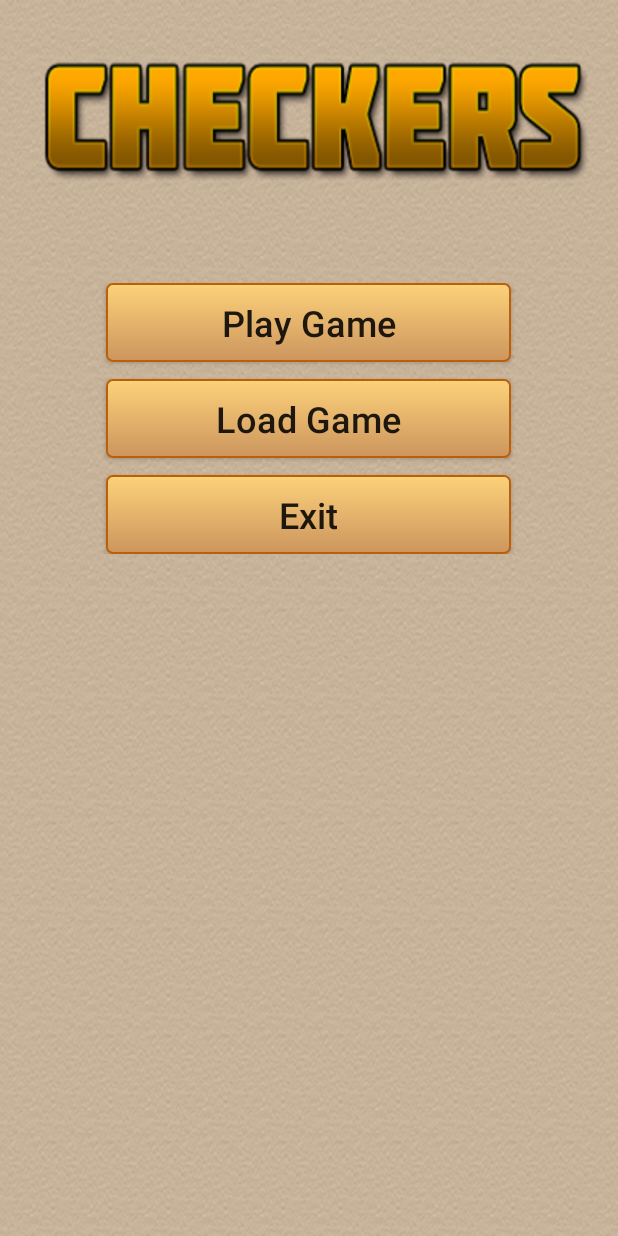
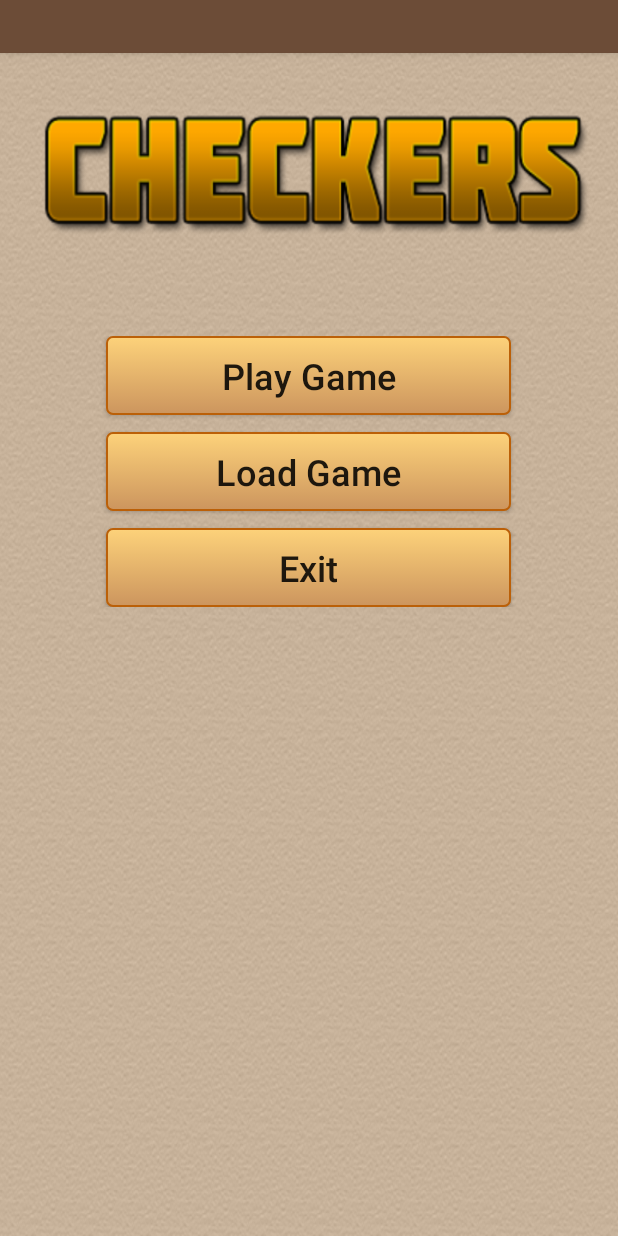
Before and after one commit to cschilli/checkers-android, an Android app: the screen it shows after launch (MainActivity), on a phone screen of 412 x 824 dp. Run offline under Robolectric (Android 15) with nearby library versions, the phone set to English and light mode, and no system bars.

Commit message:
Added actionbar on main_menu.xml, to match other screens

```diff
--- a/Checkers/app/src/main/AndroidManifest.xml
+++ b/Checkers/app/src/main/AndroidManifest.xml
@@ -13,7 +13,7 @@
         <!-- MainActivity.java -->
         <activity
             android:name=".MainActivity"
-            android:label="Checkers"
+            android:label=""
             android:theme="@style/MainMenuTheme">
             <intent-filter>
                 <action android:name="android.intent.action.MAIN" />
--- a/Checkers/app/src/main/res/layout/main_screen.xml
+++ b/Checkers/app/src/main/res/layout/main_screen.xml
@@ -20,7 +20,6 @@
         android:layout_below="@+id/imageView"
         android:layout_alignParentLeft="true"
         android:layout_alignParentStart="true">
-
 
         <Button
             android:id="@+id/playButton"
--- a/Checkers/app/src/main/res/values/styles.xml
+++ b/Checkers/app/src/main/res/values/styles.xml
@@ -6,14 +6,6 @@
         <item name="colorPrimaryDark">@color/colorPrimaryDark</item>
         <item name="colorAccent">@color/colorAccent</item>
     </style>
-
-    <!-- Main Menu theme -->
-    <style name="MainMenuTheme" parent="AppTheme.NoActionBar">
-        <item name="colorPrimary">@color/colorPrimary</item>
-        <item name="colorPrimaryDark">@color/colorPrimaryDark</item>
-        <item name="colorAccent">@color/colorAccent</item>
-    </style>
-
 
     <!-- ButtonBoard.java theme -->
     <style name="ButtonBoardTheme" parent="Theme.AppCompat.Light.DarkActionBar">
@@ -24,9 +16,10 @@
         <item name="colorAccent">@color/colorAccent</item>
     </style>
 
-
-    <!-- Game Options theme -->
-    <style name="GameOptionsTheme" parent="Theme.AppCompat.Light.DarkActionBar">
+    <!-- MainMenu.java theme -->
+    <style name="MainMenuTheme" parent="Theme.AppCompat.DayNight.DarkActionBar">
+        <item name="android:actionBarSize">35dp</item>
+        <item name="actionBarSize">35dp</item>
         <item name="colorPrimary">@color/colorPrimary</item>
         <item name="colorPrimaryDark">@color/colorPrimaryDark</item>
         <item name="colorAccent">@color/colorAccent</item>
```
Also changed, not shown: Checkers/app/src/main/java/com/uno/dbbc/checkers/Board.java (line endings or trailing spaces).
